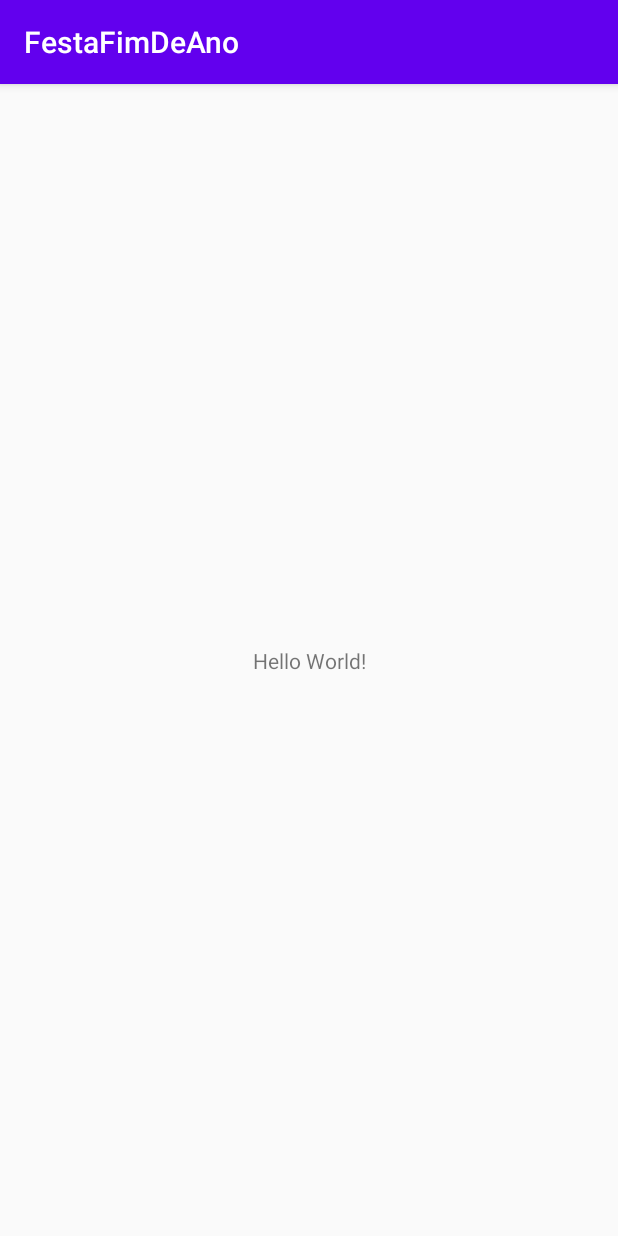
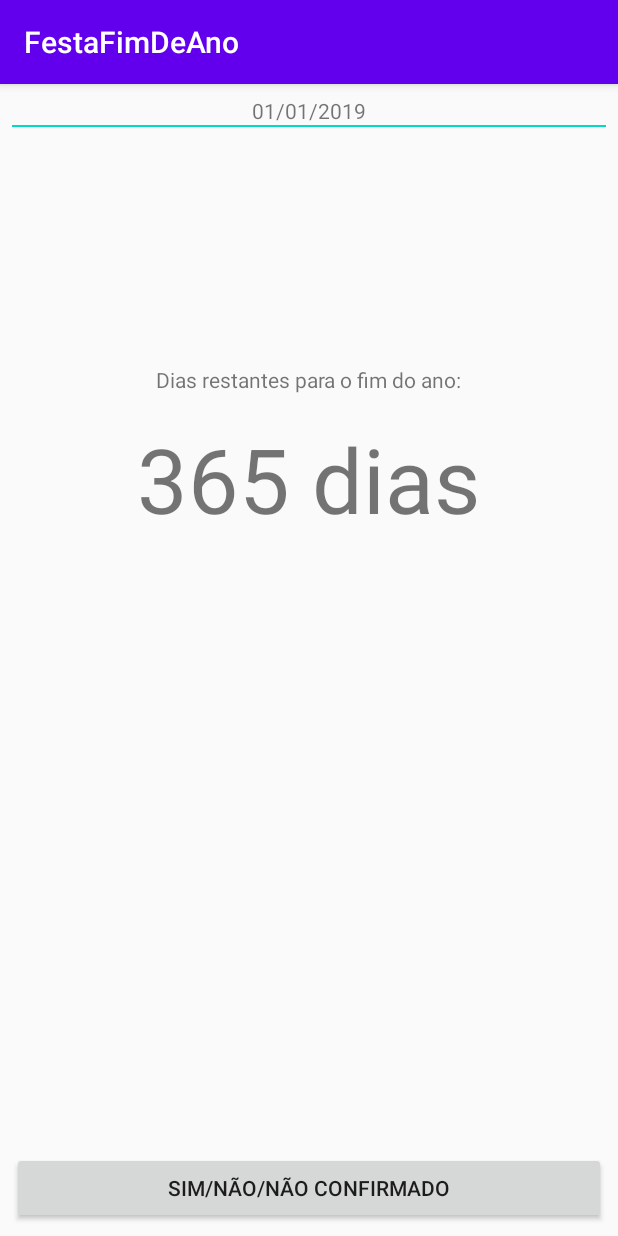
Before and after one commit to leandro-gft/AppFestaReveillon, an Android app: the screen it shows after launch (MainActivity), on a phone screen of 412 x 824 dp. Run offline under Robolectric (Android 15) with nearby library versions, the phone set to English and light mode, and no system bars.

Commit message:
Adicionando todos os elementos

```diff
--- a/app/src/main/res/layout/activity_main.xml
+++ b/app/src/main/res/layout/activity_main.xml
@@ -1,18 +1,48 @@
 <?xml version="1.0" encoding="utf-8"?>
-<androidx.constraintlayout.widget.ConstraintLayout xmlns:android="http://schemas.android.com/apk/res/android"
-    xmlns:app="http://schemas.android.com/apk/res-auto"
+<RelativeLayout xmlns:android="http://schemas.android.com/apk/res/android"
     xmlns:tools="http://schemas.android.com/tools"
     android:layout_width="match_parent"
     android:layout_height="match_parent"
+    android:padding="8dp"
     tools:context=".MainActivity">
+
+    <TextView
+        android:id="@+id/text_today"
+        android:layout_width="match_parent"
+        android:layout_height="wrap_content"
+        android:gravity="center"
+        android:text="01/01/2019" />
+
+    <View
+        android:layout_width="match_parent"
+        android:layout_height="1dp"
+        android:layout_below="@id/text_today"
+        android:background="@color/colorAccent" />
+
+    <TextView
+        android:id="@+id/text_label_days_left"
+        android:layout_width="wrap_content"
+        android:layout_height="wrap_content"
+        android:layout_below="@+id/text_today"
+        android:layout_centerHorizontal="true"
+        android:layout_marginTop="160dp"
+        android:text="@string/dias_restantes_para_o_fim_do_ano" />
 
     <TextView
         android:layout_width="wrap_content"
         android:layout_height="wrap_content"
-        android:text="Hello World!"
-        app:layout_constraintBottom_toBottomOf="parent"
-        app:layout_constraintLeft_toLeftOf="parent"
-        app:layout_constraintRight_toRightOf="parent"
-        app:layout_constraintTop_toTopOf="parent" />
+        android:layout_centerHorizontal="true"
+        android:text="365 dias"
+        android:id="@+id/text_days_left"
+        android:layout_below="@id/text_label_days_left"
+        android:layout_marginTop="16dp"
+        android:textSize="60dp"
+        />
 
-</androidx.constraintlayout.widget.ConstraintLayout>
+    <Button
+        android:layout_width="match_parent"
+        android:layout_height="wrap_content"
+        android:layout_alignParentBottom="true"
+        android:text="SIM/NÃO/Não confirmado" />
+
+</RelativeLayout>
--- a/app/src/main/res/values/strings.xml
+++ b/app/src/main/res/values/strings.xml
@@ -1,3 +1,4 @@
 <resources>
     <string name="app_name">FestaFimDeAno</string>
+    <string name="dias_restantes_para_o_fim_do_ano">Dias restantes para o fim do ano:</string>
 </resources>
```
